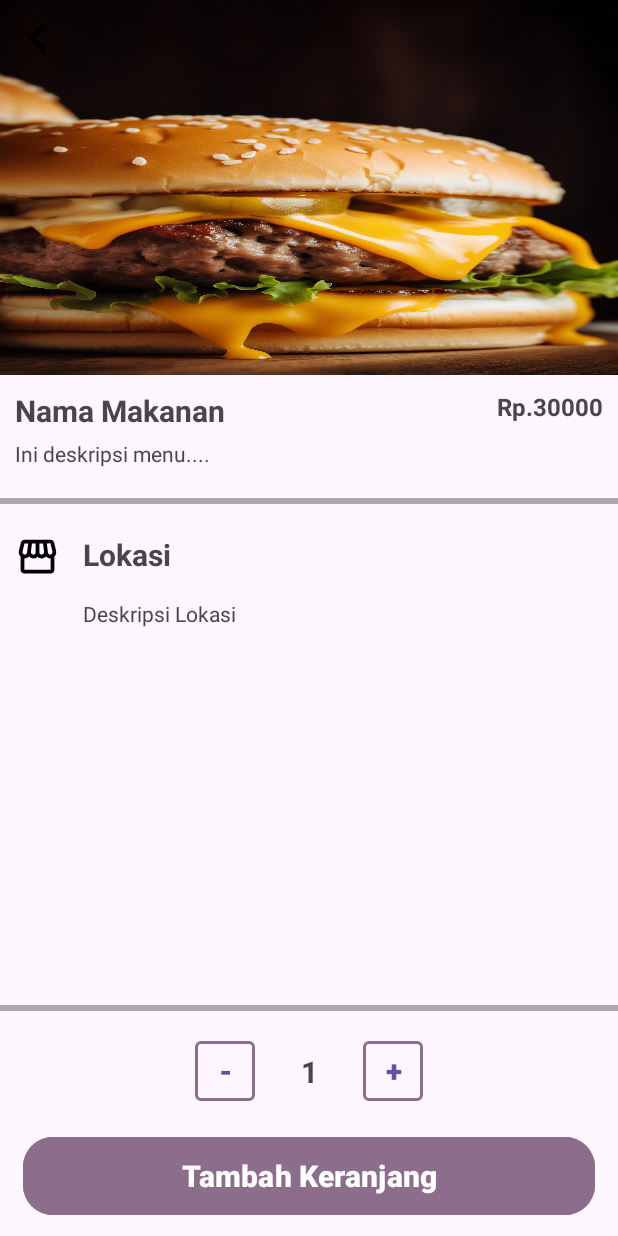
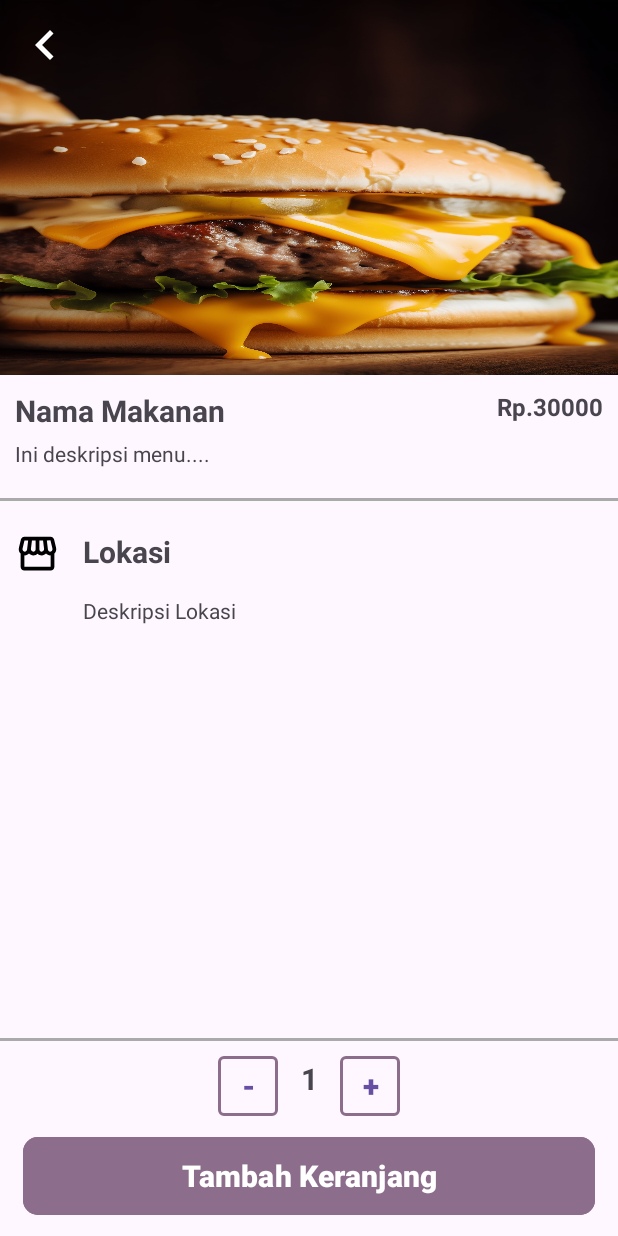
Before and after one commit to Ardanudn/challenge-ch-03, an Android app: the fragment DetailMenuFragment placed in its activity, on a phone screen of 412 x 824 dp. Run offline under Robolectric (Android 15) with nearby library versions, the phone set to English and light mode, and no system bars; 7 statements that could not run were skipped.

Commit message:
finish button back

```diff
--- a/app/src/main/java/com/ardanu/challenge_ch3/DetailMenuFragment.kt
+++ b/app/src/main/java/com/ardanu/challenge_ch3/DetailMenuFragment.kt
@@ -7,6 +7,7 @@ import android.view.LayoutInflater
 import android.view.View
 import android.view.ViewGroup
 import androidx.fragment.app.Fragment
+import androidx.navigation.fragment.findNavController
 import com.ardanu.challenge_ch3.databinding.FragmentDetailMenuBinding
 
 class DetailMenuFragment : Fragment() {
@@ -34,12 +35,17 @@ class DetailMenuFragment : Fragment() {
         binding.txtHarga.text = "Rp. ${itemMenu.harga}"
         binding.txtDeskripsiMenu.text = itemMenu.deksripsi
         binding.txtDeskripsiLokasi.text = itemMenu.lokasi
+        binding.btnTambahKeranjang.text = "Tambah Keranjang - Rp. ${itemMenu.harga}"
 
         binding.txtDeskripsiLokasi.setOnClickListener(View.OnClickListener {
             val mapIntent = Intent(Intent.ACTION_VIEW, Uri.parse(itemMenu.urlLokasi))
             startActivity(mapIntent);
         })
 
+        binding.ivBack.setOnClickListener(View.OnClickListener {
+            findNavController().popBackStack()
+        })
+
     }
 
 }
--- a/app/src/main/res/layout/fragment_detail_menu.xml
+++ b/app/src/main/res/layout/fragment_detail_menu.xml
@@ -24,13 +24,12 @@
             android:id="@+id/iv_back"
             android:layout_width="40dp"
             android:layout_height="40dp"
-            android:layout_marginStart="5dp"
-            android:layout_marginTop="5dp"
-            android:importantForAccessibility="no"
+            android:layout_marginStart="10dp"
+            android:layout_marginTop="10dp"
             android:src="@drawable/ic_back"
             app:layout_constraintStart_toStartOf="parent"
             app:layout_constraintTop_toTopOf="parent"
-            app:tint="@color/black" />
+            app:tint="@color/white" />
 
         <TextView
             android:id="@+id/txt_nama_makanan"
@@ -70,7 +69,7 @@
         <View
             android:id="@+id/divider"
             android:layout_width="match_parent"
-            android:layout_height="4dp"
+            android:layout_height="2dp"
             android:layout_marginTop="20dp"
             android:background="@android:color/darker_gray"
             app:layout_constraintEnd_toEndOf="parent"
@@ -101,7 +100,7 @@
 
         <TextView
             android:id="@+id/txt_deskripsi_lokasi"
-            android:layout_width="340dp"
+            android:layout_width="325dp"
             android:layout_height="wrap_content"
             android:layout_marginTop="16dp"
             android:text="@string/deskripsi_lokasi"
@@ -111,38 +110,36 @@
         <View
             android:id="@+id/divider2"
             android:layout_width="match_parent"
-            android:layout_height="4dp"
-            android:layout_marginTop="5dp"
-            android:layout_marginBottom="80dp"
+            android:layout_height="2dp"
+            android:layout_marginBottom="60dp"
             android:background="@android:color/darker_gray"
-            app:layout_constraintBottom_toTopOf="@id/bt_cart"
+            app:layout_constraintBottom_toTopOf="@id/btn_tambah_keranjang"
             app:layout_constraintEnd_toEndOf="parent"
+            app:layout_constraintHorizontal_bias="0.0"
             app:layout_constraintStart_toStartOf="parent" />
 
         <Button
-            android:id="@+id/bt_cart"
+            android:id="@+id/btn_tambah_keranjang"
             android:layout_width="match_parent"
             android:layout_height="60dp"
-            android:layout_marginStart="15dp"
-            android:layout_marginEnd="15dp"
+            android:layout_marginHorizontal="15dp"
             android:layout_marginBottom="10dp"
             android:text="@string/tambah_keranjang"
             android:backgroundTint="@color/material_dynamic_tertiary50"
             android:textSize="20sp"
             android:textStyle="bold"
-            app:cornerRadius="20dp"
+            app:cornerRadius="10dp"
             app:layout_constraintBottom_toBottomOf="parent"
             app:layout_constraintEnd_toEndOf="parent"
-            app:layout_constraintStart_toStartOf="parent"
-            tools:ignore="VisualLintButtonSize,TextContrastCheck" />
+            app:layout_constraintStart_toStartOf="parent" />
 
         <com.google.android.material.button.MaterialButton
-            android:id="@+id/bt_min"
+            android:id="@+id/btn_min"
             style="@style/Widget.MaterialComponents.Button.OutlinedButton"
             android:layout_width="40dp"
             android:layout_height="40dp"
-            android:layout_marginBottom="20dp"
-            android:layout_marginStart="100dp"
+            android:layout_marginBottom="10dp"
+            android:layout_marginStart="130dp"
             android:insetLeft="0dp"
             android:insetTop="0dp"
             android:insetRight="0dp"
@@ -153,34 +150,34 @@
             android:textStyle="bold"
             app:iconGravity="textStart"
             app:iconPadding="0dp"
-            app:layout_constraintBottom_toTopOf="@+id/bt_cart"
-            app:layout_constraintEnd_toStartOf="@+id/tv_number"
+            app:layout_constraintBottom_toTopOf="@+id/btn_tambah_keranjang"
+            app:layout_constraintEnd_toStartOf="@+id/txt_jumlah"
             app:layout_constraintStart_toStartOf="parent"
             app:strokeColor="@color/material_dynamic_tertiary50"
             app:strokeWidth="2dp"
             tools:ignore="TouchTargetSizeCheck" />
 
         <TextView
-            android:id="@+id/tv_number"
+            android:id="@+id/txt_jumlah"
             android:layout_width="wrap_content"
             android:layout_height="wrap_content"
             android:layout_marginBottom="20dp"
             android:text="1"
             android:textSize="20sp"
             android:textStyle="bold"
-            app:layout_constraintBottom_toTopOf="@+id/bt_cart"
-            app:layout_constraintTop_toTopOf="@+id/bt_min"
-            app:layout_constraintStart_toEndOf="@id/bt_min"
-            app:layout_constraintEnd_toStartOf="@id/bt_plus"
+            app:layout_constraintBottom_toTopOf="@+id/btn_tambah_keranjang"
+            app:layout_constraintTop_toTopOf="@+id/btn_min"
+            app:layout_constraintStart_toEndOf="@id/btn_min"
+            app:layout_constraintEnd_toStartOf="@id/btn_plus"
             tools:layout_editor_absoluteX="200dp" />
 
         <com.google.android.material.button.MaterialButton
-            android:id="@+id/bt_plus"
+            android:id="@+id/btn_plus"
             style="@style/Widget.MaterialComponents.Button.OutlinedButton.Icon"
             android:layout_width="40dp"
             android:layout_height="40dp"
-            android:layout_marginBottom="20dp"
-            android:layout_marginEnd="100dp"
+            android:layout_marginEnd="130dp"
+            android:layout_marginBottom="10dp"
             android:insetLeft="0dp"
             android:insetTop="0dp"
             android:insetRight="0dp"
@@ -191,9 +188,9 @@
             android:textStyle="bold"
             app:iconGravity="textStart"
             app:iconPadding="0dp"
-            app:layout_constraintBottom_toTopOf="@+id/bt_cart"
+            app:layout_constraintBottom_toTopOf="@+id/btn_tambah_keranjang"
             app:layout_constraintEnd_toEndOf="parent"
-            app:layout_constraintStart_toEndOf="@+id/tv_number"
+            app:layout_constraintStart_toEndOf="@+id/txt_jumlah"
             app:strokeColor="@color/material_dynamic_tertiary50"
             app:strokeWidth="2dp"
             tools:ignore="TouchTargetSizeCheck" />
```
